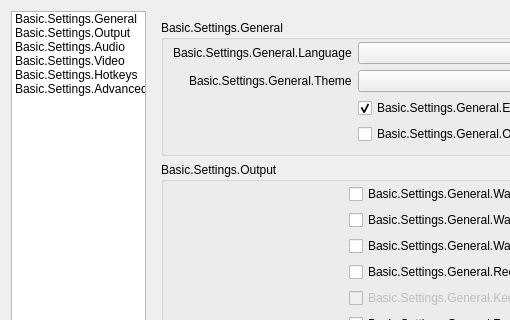
First picture: the form in UI/forms/OBSBasicSettings.ui, repository skimotv/SkimoMeetingRecorder, before the edit; both pictures show x 0 to 510 and y 0 to 320 of the 981 by 726 pixel window.
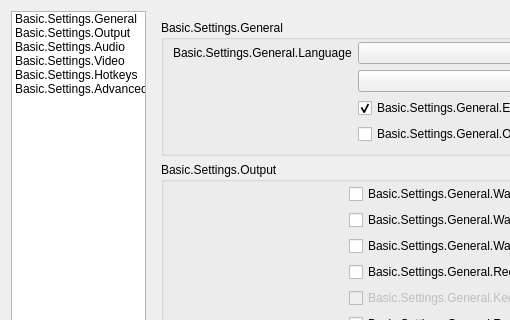
Second picture: the form after the edit. The open tabs and pages were chosen to show the change. Icons and pictures are not drawn.

Commit message: default theme will always be System

The edit to the form file:
```diff
--- a/UI/forms/OBSBasicSettings.ui
+++ b/UI/forms/OBSBasicSettings.ui
@@ -190,16 +190,6 @@
                    <item row="0" column="1">
                     <widget class="QComboBox" name="language"/>
                    </item>
-                   <item row="1" column="0">
-                    <widget class="QLabel" name="label_42">
-                     <property name="text">
-                      <string>Basic.Settings.General.Theme</string>
-                     </property>
-                     <property name="buddy">
-                      <cstring>theme</cstring>
-                     </property>
-                    </widget>
-                   </item>
                    <item row="1" column="1">
                     <widget class="QComboBox" name="theme"/>
                    </item>
```
